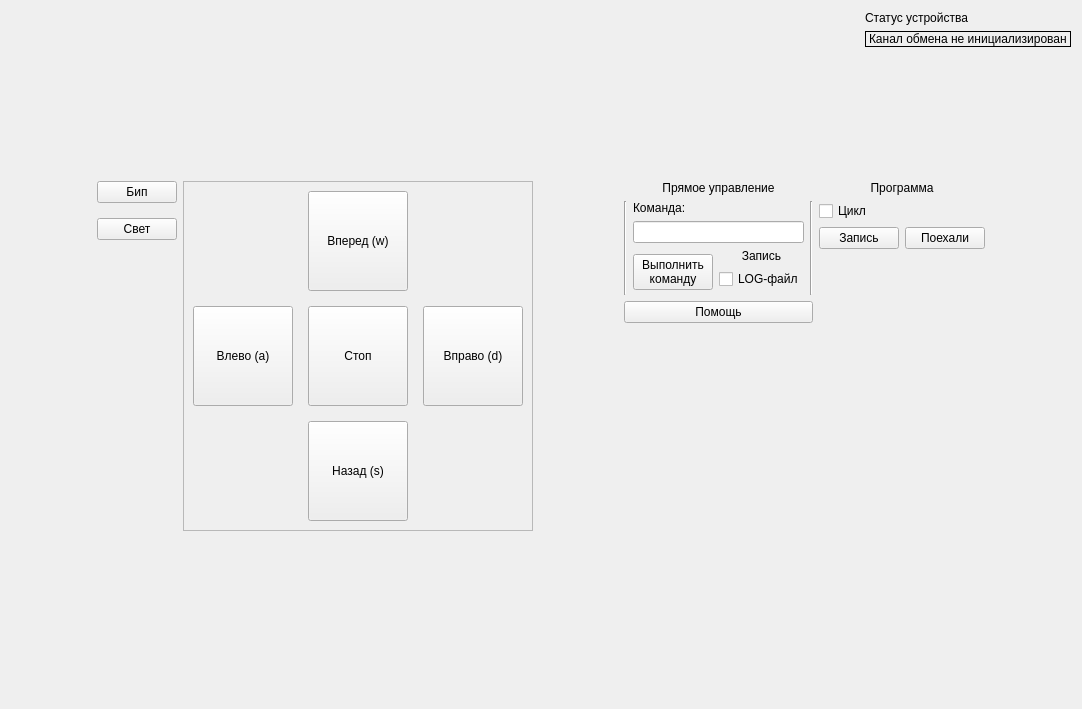
First picture: the form in forms/bluetoothmode.ui, repository woronin/smartcar, before the edit.
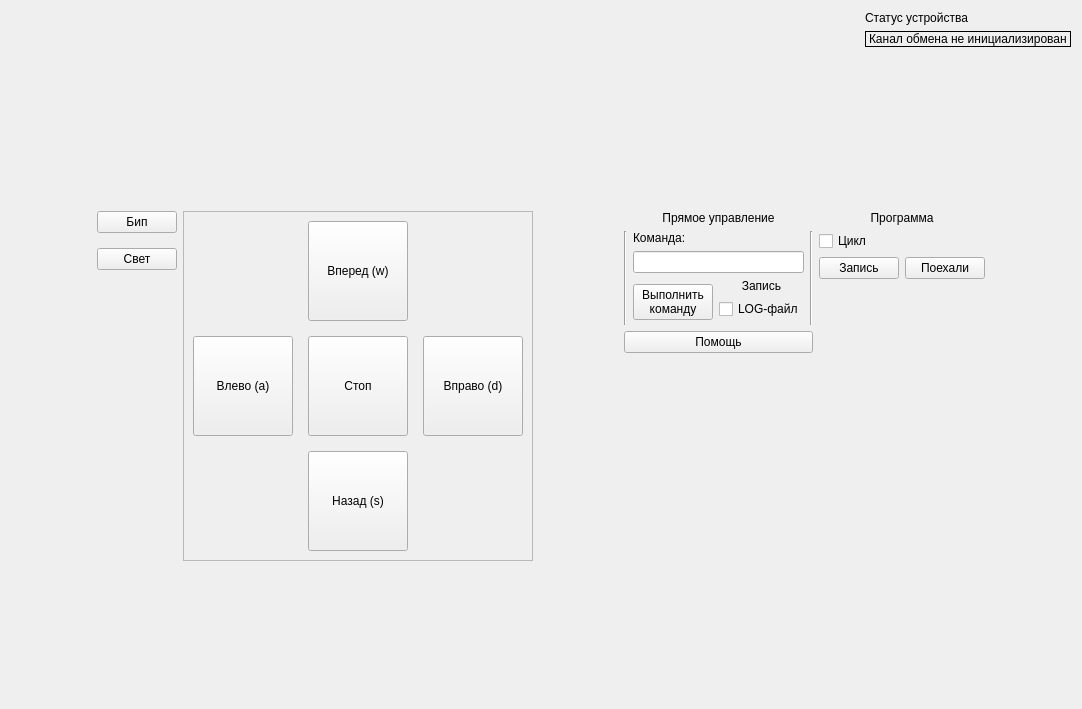
Second picture: the form after the edit. Icons and pictures are not drawn.

```diff
--- a/forms/bluetoothmode.ui
+++ b/forms/bluetoothmode.ui
@@ -70,6 +70,19 @@
          </property>
         </widget>
        </item>
+       <item>
+        <spacer name="verticalSpacer_7">
+         <property name="orientation">
+          <enum>Qt::Vertical</enum>
+         </property>
+         <property name="sizeHint" stdset="0">
+          <size>
+           <width>20</width>
+           <height>40</height>
+          </size>
+         </property>
+        </spacer>
+       </item>
       </layout>
      </item>
     </layout>
```
